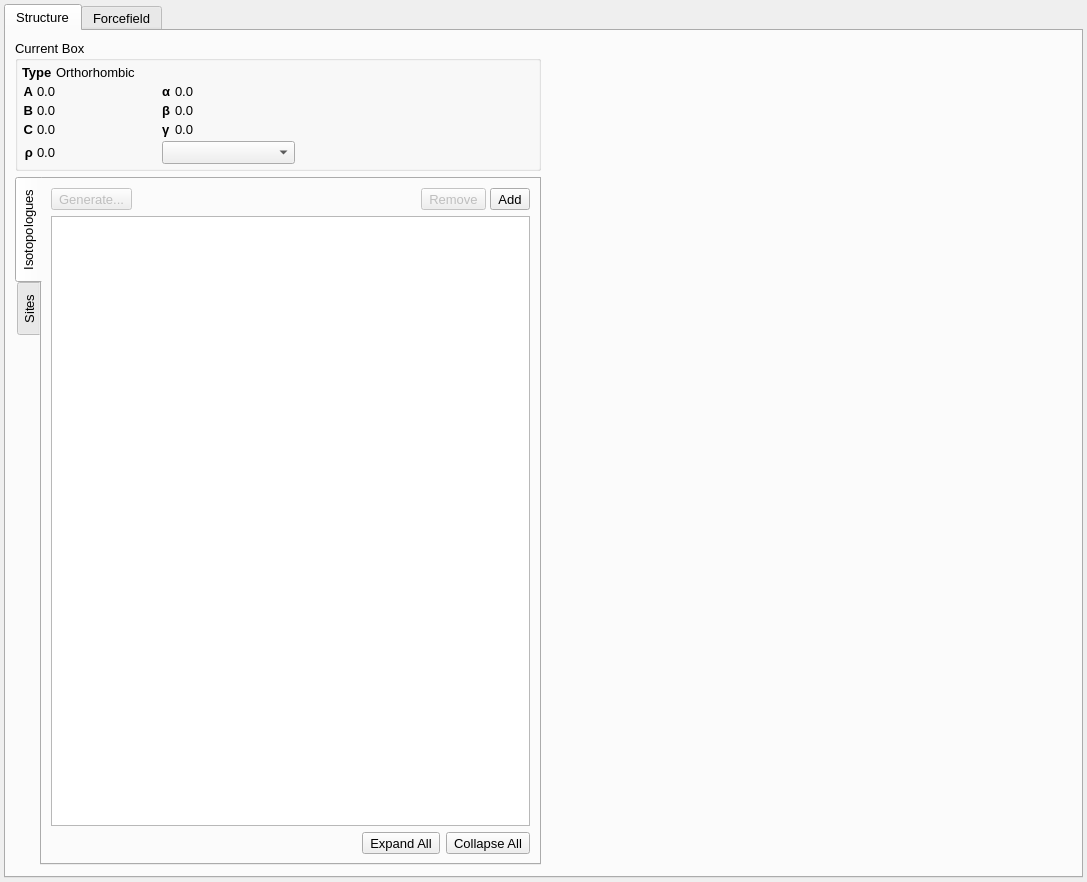
Qt form src/gui/speciestab.ui (disorderedmaterials/dissolve) before a commit.
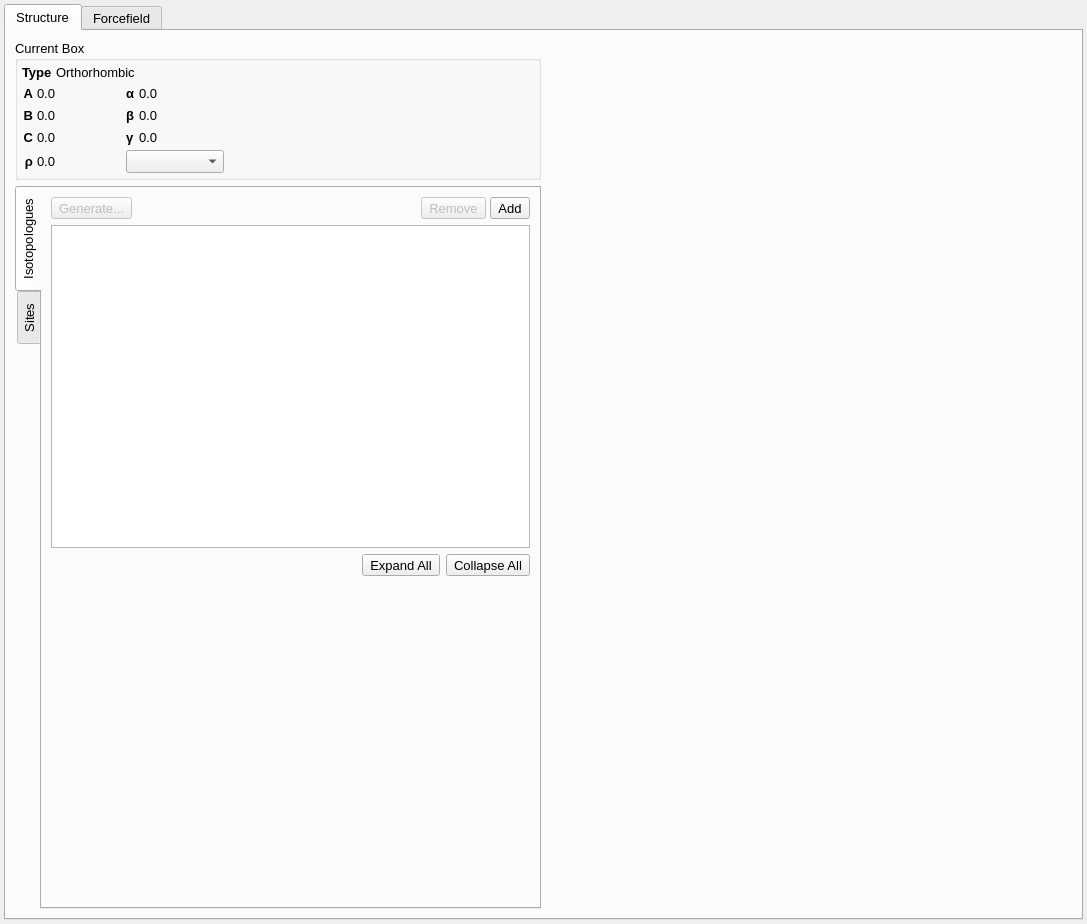
The same form after that commit. The open tabs and pages were chosen to show the change. Icons and pictures are not drawn. Custom widgets are drawn as their Qt base class.

```diff
--- a/src/gui/speciestab.ui
+++ b/src/gui/speciestab.ui
@@ -7,7 +7,7 @@
     <x>0</x>
     <y>0</y>
     <width>1087</width>
-    <height>816</height>
+    <height>924</height>
    </rect>
   </property>
   <property name="font">
@@ -43,364 +43,77 @@
       <attribute name="title">
        <string>Structure</string>
       </attribute>
-      <layout class="QHBoxLayout" name="horizontalLayout_4">
-       <item>
-        <layout class="QVBoxLayout" name="verticalLayout_4">
-         <item>
-          <widget class="QGroupBox" name="CurrentBoxGroup">
-           <property name="sizePolicy">
-            <sizepolicy hsizetype="Minimum" vsizetype="Minimum">
-             <horstretch>0</horstretch>
-             <verstretch>0</verstretch>
-            </sizepolicy>
-           </property>
-           <property name="title">
-            <string>Current Box</string>
-           </property>
            <layout class="QGridLayout" name="gridLayout_3">
+       <item row="1" column="1">
+        <widget class="QStackedWidget" name="ViewerStackedWidget">
+         <property name="sizePolicy">
+          <sizepolicy hsizetype="Expanding" vsizetype="Expanding">
+           <horstretch>0</horstretch>
+           <verstretch>0</verstretch>
+          </sizepolicy>
+         </property>
+         <property name="currentIndex">
+          <number>0</number>
+         </property>
+         <widget class="QWidget" name="SpeciesViewerPage">
+          <layout class="QVBoxLayout" name="verticalLayout_6">
+           <item>
+            <widget class="QWidget" name="BoxWidget" native="true">
+             <property name="sizePolicy">
+              <sizepolicy hsizetype="Minimum" vsizetype="Minimum">
+               <horstretch>0</horstretch>
+               <verstretch>0</verstretch>
+              </sizepolicy>
+             </property>
+             <layout class="QVBoxLayout" name="verticalLayout_9">
+              <property name="spacing">
+               <number>0</number>
+              </property>
             <property name="leftMargin">
-             <number>4</number>
+               <number>0</number>
             </property>
             <property name="topMargin">
-             <number>4</number>
+               <number>0</number>
             </property>
             <property name="rightMargin">
-             <number>4</number>
+               <number>0</number>
             </property>
             <property name="bottomMargin">
-             <number>4</number>
-            </property>
-            <property name="spacing">
-             <number>4</number>
-            </property>
-            <item row="0" column="1">
-             <widget class="QLabel" name="CurrentBoxTypeLabel">
-              <property name="sizePolicy">
-               <sizepolicy hsizetype="Expanding" vsizetype="Preferred">
-                <horstretch>0</horstretch>
-                <verstretch>0</verstretch>
-               </sizepolicy>
-              </property>
-              <property name="font">
-               <font>
-                <pointsize>10</pointsize>
-                <weight>50</weight>
-                <bold>false</bold>
-               </font>
-              </property>
-              <property name="text">
-               <string>Orthorhombic</string>
-              </property>
-              <property name="alignment">
-               <set>Qt::AlignLeading|Qt::AlignLeft|Qt::AlignVCenter</set>
-              </property>
-             </widget>
-            </item>
-            <item row="1" column="0" colspan="2">
-             <layout class="QGridLayout" name="gridLayout_4">
-              <item row="2" column="1">
-               <widget class="QLabel" name="CurrentBoxCLabel">
+               <number>0</number>
+              </property>
+             </layout>
+            </widget>
+           </item>
+           <item>
+            <widget class="SpeciesWidget" name="ViewerWidget" native="true">
                 <property name="sizePolicy">
-                 <sizepolicy hsizetype="Expanding" vsizetype="Preferred">
-                  <horstretch>0</horstretch>
+              <sizepolicy hsizetype="Expanding" vsizetype="Expanding">
+               <horstretch>2</horstretch>
                   <verstretch>0</verstretch>
                  </sizepolicy>
                 </property>
-                <property name="text">
-                 <string>0.0</string>
-                </property>
-               </widget>
-              </item>
-              <item row="0" column="1">
-               <widget class="QLabel" name="CurrentBoxALabel">
-                <property name="sizePolicy">
-                 <sizepolicy hsizetype="Expanding" vsizetype="Preferred">
-                  <horstretch>0</horstretch>
-                  <verstretch>0</verstretch>
-                 </sizepolicy>
-                </property>
-                <property name="text">
-                 <string>0.0</string>
-                </property>
-               </widget>
-              </item>
-              <item row="3" column="2" colspan="2">
-               <widget class="QComboBox" name="DensityUnitsCombo">
+            </widget>
+           </item>
+          </layout>
+         </widget>
+         <widget class="QWidget" name="SiteViewerPage">
+          <layout class="QVBoxLayout" name="verticalLayout_20">
+           <item>
+            <widget class="SiteWidget" name="SiteViewerWidget" native="true">
                 <property name="sizePolicy">
-                 <sizepolicy hsizetype="Minimum" vsizetype="Fixed">
-                  <horstretch>0</horstretch>
+              <sizepolicy hsizetype="Expanding" vsizetype="Expanding">
+               <horstretch>2</horstretch>
                   <verstretch>0</verstretch>
                  </sizepolicy>
                 </property>
                </widget>
               </item>
-              <item row="2" column="2">
-               <widget class="QLabel" name="label_14">
-                <property name="sizePolicy">
-                 <sizepolicy hsizetype="Minimum" vsizetype="Preferred">
-                  <horstretch>0</horstretch>
-                  <verstretch>0</verstretch>
-                 </sizepolicy>
-                </property>
-                <property name="font">
-                 <font>
-                  <pointsize>10</pointsize>
-                  <weight>75</weight>
-                  <bold>true</bold>
-                 </font>
-                </property>
-                <property name="text">
-                 <string>γ</string>
-                </property>
-               </widget>
-              </item>
-              <item row="1" column="1">
-               <widget class="QLabel" name="CurrentBoxBLabel">
-                <property name="sizePolicy">
-                 <sizepolicy hsizetype="Expanding" vsizetype="Preferred">
-                  <horstretch>0</horstretch>
-                  <verstretch>0</verstretch>
-                 </sizepolicy>
-                </property>
-                <property name="text">
-                 <string>0.0</string>
-                </property>
-               </widget>
-              </item>
-              <item row="1" column="2">
-               <widget class="QLabel" name="label_12">
-                <property name="sizePolicy">
-                 <sizepolicy hsizetype="Minimum" vsizetype="Preferred">
-                  <horstretch>0</horstretch>
-                  <verstretch>0</verstretch>
-                 </sizepolicy>
-                </property>
-                <property name="font">
-                 <font>
-                  <pointsize>10</pointsize>
-                  <weight>75</weight>
-                  <bold>true</bold>
-                 </font>
-                </property>
-                <property name="text">
-                 <string>β</string>
-                </property>
-               </widget>
-              </item>
-              <item row="0" column="2">
-               <widget class="QLabel" name="label_15">
-                <property name="sizePolicy">
-                 <sizepolicy hsizetype="Minimum" vsizetype="Preferred">
-                  <horstretch>0</horstretch>
-                  <verstretch>0</verstretch>
-                 </sizepolicy>
-                </property>
-                <property name="font">
-                 <font>
-                  <pointsize>10</pointsize>
-                  <weight>75</weight>
-                  <bold>true</bold>
-                 </font>
-                </property>
-                <property name="text">
-                 <string>α</string>
-                </property>
-               </widget>
-              </item>
-              <item row="0" column="0">
-               <widget class="QLabel" name="label_11">
-                <property name="sizePolicy">
-                 <sizepolicy hsizetype="Minimum" vsizetype="Preferred">
-                  <horstretch>0</horstretch>
-                  <verstretch>0</verstretch>
-                 </sizepolicy>
-                </property>
-                <property name="font">
-                 <font>
-                  <pointsize>10</pointsize>
-                  <weight>75</weight>
-                  <bold>true</bold>
-                 </font>
-                </property>
-                <property name="text">
-                 <string>A</string>
-                </property>
-                <property name="alignment">
-                 <set>Qt::AlignRight|Qt::AlignTrailing|Qt::AlignVCenter</set>
-                </property>
-               </widget>
-              </item>
-              <item row="0" column="3">
-               <widget class="QLabel" name="CurrentBoxAlphaLabel">
-                <property name="sizePolicy">
-                 <sizepolicy hsizetype="Expanding" vsizetype="Preferred">
-                  <horstretch>0</horstretch>
-                  <verstretch>0</verstretch>
-                 </sizepolicy>
-                </property>
-                <property name="text">
-                 <string>0.0</string>
-                </property>
-               </widget>
-              </item>
-              <item row="2" column="3">
-               <widget class="QLabel" name="CurrentBoxGammaLabel">
-                <property name="sizePolicy">
-                 <sizepolicy hsizetype="Expanding" vsizetype="Preferred">
-                  <horstretch>0</horstretch>
-                  <verstretch>0</verstretch>
-                 </sizepolicy>
-                </property>
-                <property name="text">
-                 <string>0.0</string>
-                </property>
-               </widget>
-              </item>
-              <item row="2" column="0">
-               <widget class="QLabel" name="label_10">
-                <property name="sizePolicy">
-                 <sizepolicy hsizetype="Minimum" vsizetype="Preferred">
-                  <horstretch>0</horstretch>
-                  <verstretch>0</verstretch>
-                 </sizepolicy>
-                </property>
-                <property name="font">
-                 <font>
-                  <pointsize>10</pointsize>
-                  <weight>75</weight>
-                  <bold>true</bold>
-                 </font>
-                </property>
-                <property name="text">
-                 <string>C</string>
-                </property>
-                <property name="alignment">
-                 <set>Qt::AlignRight|Qt::AlignTrailing|Qt::AlignVCenter</set>
-                </property>
+          </layout>
+         </widget>
                </widget>
               </item>
               <item row="1" column="0">
-               <widget class="QLabel" name="label_13">
-                <property name="sizePolicy">
-                 <sizepolicy hsizetype="Minimum" vsizetype="Preferred">
-                  <horstretch>0</horstretch>
-                  <verstretch>0</verstretch>
-                 </sizepolicy>
-                </property>
-                <property name="font">
-                 <font>
-                  <pointsize>10</pointsize>
-                  <weight>75</weight>
-                  <bold>true</bold>
-                 </font>
-                </property>
-                <property name="text">
-                 <string>B</string>
-                </property>
-                <property name="alignment">
-                 <set>Qt::AlignRight|Qt::AlignTrailing|Qt::AlignVCenter</set>
-                </property>
-               </widget>
-              </item>
-              <item row="3" column="1">
-               <widget class="QLabel" name="DensityUnitsLabel">
-                <property name="sizePolicy">
-                 <sizepolicy hsizetype="Expanding" vsizetype="Preferred">
-                  <horstretch>0</horstretch>
-                  <verstretch>0</verstretch>
-                 </sizepolicy>
-                </property>
-                <property name="font">
-                 <font>
-                  <pointsize>10</pointsize>
-                  <weight>50</weight>
-                  <bold>false</bold>
-                 </font>
-                </property>
-                <property name="text">
-                 <string>0.0</string>
-                </property>
-                <property name="alignment">
-                 <set>Qt::AlignLeading|Qt::AlignLeft|Qt::AlignVCenter</set>
-                </property>
-               </widget>
-              </item>
-              <item row="3" column="0">
-               <widget class="QLabel" name="label_16">
-                <property name="sizePolicy">
-                 <sizepolicy hsizetype="Minimum" vsizetype="Preferred">
-                  <horstretch>0</horstretch>
-                  <verstretch>0</verstretch>
-                 </sizepolicy>
-                </property>
-                <property name="font">
-                 <font>
-                  <pointsize>10</pointsize>
-                  <weight>75</weight>
-                  <bold>true</bold>
-                 </font>
-                </property>
-                <property name="text">
-                 <string>ρ</string>
-                </property>
-                <property name="alignment">
-                 <set>Qt::AlignRight|Qt::AlignTrailing|Qt::AlignVCenter</set>
-                </property>
-               </widget>
-              </item>
-              <item row="1" column="3">
-               <widget class="QLabel" name="CurrentBoxBetaLabel">
-                <property name="sizePolicy">
-                 <sizepolicy hsizetype="Expanding" vsizetype="Preferred">
-                  <horstretch>0</horstretch>
-                  <verstretch>0</verstretch>
-                 </sizepolicy>
-                </property>
-                <property name="text">
-                 <string>0.0</string>
-                </property>
-               </widget>
-              </item>
-             </layout>
-            </item>
-            <item row="0" column="0">
-             <widget class="QLabel" name="label_9">
-              <property name="sizePolicy">
-               <sizepolicy hsizetype="Minimum" vsizetype="Preferred">
-                <horstretch>0</horstretch>
-                <verstretch>0</verstretch>
-               </sizepolicy>
-              </property>
-              <property name="font">
-               <font>
-                <pointsize>10</pointsize>
-                <weight>75</weight>
-                <bold>true</bold>
-               </font>
-              </property>
-              <property name="text">
-               <string>Type</string>
-              </property>
-             </widget>
-            </item>
-            <item row="1" column="2">
-             <spacer name="horizontalSpacer">
-              <property name="orientation">
-               <enum>Qt::Horizontal</enum>
-              </property>
-              <property name="sizeHint" stdset="0">
-               <size>
-                <width>40</width>
-                <height>20</height>
-               </size>
-              </property>
-             </spacer>
-            </item>
-           </layout>
-          </widget>
-         </item>
-         <item>
-          <widget class="QTabWidget" name="tabWidget">
+        <widget class="QTabWidget" name="StructureTabWidget">
            <property name="sizePolicy">
             <sizepolicy hsizetype="Minimum" vsizetype="Minimum">
              <horstretch>0</horstretch>
@@ -422,7 +135,7 @@
            <property name="tabBarAutoHide">
             <bool>false</bool>
            </property>
-           <widget class="QWidget" name="tab">
+         <widget class="QWidget" name="IsotopologueTab">
             <attribute name="title">
              <string>Isotopologues</string>
             </attribute>
@@ -548,6 +261,12 @@
              </item>
              <item>
               <widget class="QTreeView" name="IsotopologuesTree">
+             <property name="sizePolicy">
+              <sizepolicy hsizetype="Minimum" vsizetype="Expanding">
+               <horstretch>0</horstretch>
+               <verstretch>0</verstretch>
+              </sizepolicy>
+             </property>
                <property name="contextMenuPolicy">
                 <enum>Qt::CustomContextMenu</enum>
                </property>
@@ -632,9 +351,22 @@
                </item>
               </layout>
              </item>
-            </layout>
-           </widget>
-           <widget class="QWidget" name="tab_2">
+           <item>
+            <spacer name="verticalSpacer">
+             <property name="orientation">
+              <enum>Qt::Vertical</enum>
+             </property>
+             <property name="sizeHint" stdset="0">
+              <size>
+               <width>20</width>
+               <height>40</height>
+              </size>
+             </property>
+            </spacer>
+           </item>
+          </layout>
+         </widget>
+         <widget class="QWidget" name="SitesTab">
             <attribute name="title">
              <string>Sites</string>
             </attribute>
@@ -1190,54 +922,360 @@
            </widget>
           </widget>
          </item>
-         <item>
-          <spacer name="verticalSpacer">
+       <item row="0" column="0">
+        <widget class="QGroupBox" name="CurrentBoxGroup">
+         <property name="sizePolicy">
+          <sizepolicy hsizetype="Minimum" vsizetype="Minimum">
+           <horstretch>0</horstretch>
+           <verstretch>0</verstretch>
+          </sizepolicy>
+         </property>
+         <property name="title">
+          <string>Current Box</string>
+         </property>
+         <layout class="QGridLayout" name="gridLayout_2">
+          <property name="leftMargin">
+           <number>4</number>
+          </property>
+          <property name="topMargin">
+           <number>4</number>
+          </property>
+          <property name="rightMargin">
+           <number>4</number>
+          </property>
+          <property name="bottomMargin">
+           <number>4</number>
+          </property>
+          <property name="spacing">
+           <number>4</number>
+          </property>
+          <item row="0" column="1">
+           <widget class="QLabel" name="CurrentBoxTypeLabel">
+            <property name="sizePolicy">
+             <sizepolicy hsizetype="Expanding" vsizetype="Preferred">
+              <horstretch>0</horstretch>
+              <verstretch>0</verstretch>
+             </sizepolicy>
+            </property>
+            <property name="font">
+             <font>
+              <pointsize>10</pointsize>
+              <weight>50</weight>
+              <bold>false</bold>
+             </font>
+            </property>
+            <property name="text">
+             <string>Orthorhombic</string>
+            </property>
+            <property name="alignment">
+             <set>Qt::AlignLeading|Qt::AlignLeft|Qt::AlignVCenter</set>
+            </property>
+           </widget>
+          </item>
+          <item row="0" column="0">
+           <widget class="QLabel" name="label_2">
+            <property name="sizePolicy">
+             <sizepolicy hsizetype="Minimum" vsizetype="Preferred">
+              <horstretch>0</horstretch>
+              <verstretch>0</verstretch>
+             </sizepolicy>
+            </property>
+            <property name="font">
+             <font>
+              <pointsize>10</pointsize>
+              <weight>75</weight>
+              <bold>true</bold>
+             </font>
+            </property>
+            <property name="text">
+             <string>Type</string>
+            </property>
+           </widget>
+          </item>
+          <item row="1" column="0" colspan="2">
+           <layout class="QGridLayout" name="gridLayout">
+            <item row="2" column="0">
+             <widget class="QLabel" name="label_5">
+              <property name="sizePolicy">
+               <sizepolicy hsizetype="Minimum" vsizetype="Preferred">
+                <horstretch>0</horstretch>
+                <verstretch>0</verstretch>
+               </sizepolicy>
+              </property>
+              <property name="font">
+               <font>
+                <pointsize>10</pointsize>
+                <weight>75</weight>
+                <bold>true</bold>
+               </font>
+              </property>
+              <property name="text">
+               <string>C</string>
+              </property>
+              <property name="alignment">
+               <set>Qt::AlignRight|Qt::AlignTrailing|Qt::AlignVCenter</set>
+              </property>
+             </widget>
+            </item>
+            <item row="0" column="0">
+             <widget class="QLabel" name="label">
+              <property name="sizePolicy">
+               <sizepolicy hsizetype="Minimum" vsizetype="Preferred">
+                <horstretch>0</horstretch>
+                <verstretch>0</verstretch>
+               </sizepolicy>
+              </property>
+              <property name="font">
+               <font>
+                <pointsize>10</pointsize>
+                <weight>75</weight>
+                <bold>true</bold>
+               </font>
+              </property>
+              <property name="text">
+               <string>A</string>
+              </property>
+              <property name="alignment">
+               <set>Qt::AlignRight|Qt::AlignTrailing|Qt::AlignVCenter</set>
+              </property>
+             </widget>
+            </item>
+            <item row="2" column="3">
+             <widget class="QLabel" name="CurrentBoxGammaLabel">
+              <property name="sizePolicy">
+               <sizepolicy hsizetype="Expanding" vsizetype="Preferred">
+                <horstretch>0</horstretch>
+                <verstretch>0</verstretch>
+               </sizepolicy>
+              </property>
+              <property name="text">
+               <string>0.0</string>
+              </property>
+             </widget>
+            </item>
+            <item row="0" column="1">
+             <widget class="QLabel" name="CurrentBoxALabel">
+              <property name="sizePolicy">
+               <sizepolicy hsizetype="Expanding" vsizetype="Preferred">
+                <horstretch>0</horstretch>
+                <verstretch>0</verstretch>
+               </sizepolicy>
+              </property>
+              <property name="text">
+               <string>0.0</string>
+              </property>
+             </widget>
+            </item>
+            <item row="1" column="1">
+             <widget class="QLabel" name="CurrentBoxBLabel">
+              <property name="sizePolicy">
+               <sizepolicy hsizetype="Expanding" vsizetype="Preferred">
+                <horstretch>0</horstretch>
+                <verstretch>0</verstretch>
+               </sizepolicy>
+              </property>
+              <property name="text">
+               <string>0.0</string>
+              </property>
+             </widget>
+            </item>
+            <item row="1" column="2">
+             <widget class="QLabel" name="label_7">
+              <property name="sizePolicy">
+               <sizepolicy hsizetype="Minimum" vsizetype="Preferred">
+                <horstretch>0</horstretch>
+                <verstretch>0</verstretch>
+               </sizepolicy>
+              </property>
+              <property name="font">
+               <font>
+                <pointsize>10</pointsize>
+                <weight>75</weight>
+                <bold>true</bold>
+               </font>
+              </property>
+              <property name="text">
+               <string>β</string>
+              </property>
+             </widget>
+            </item>
+            <item row="2" column="1">
+             <widget class="QLabel" name="CurrentBoxCLabel">
+              <property name="sizePolicy">
+               <sizepolicy hsizetype="Expanding" vsizetype="Preferred">
+                <horstretch>0</horstretch>
+                <verstretch>0</verstretch>
+               </sizepolicy>
+              </property>
+              <property name="text">
+               <string>0.0</string>
+              </property>
+             </widget>
+            </item>
+            <item row="1" column="0">
+             <widget class="QLabel" name="label_4">
+              <property name="sizePolicy">
+               <sizepolicy hsizetype="Minimum" vsizetype="Preferred">
+                <horstretch>0</horstretch>
+                <verstretch>0</verstretch>
+               </sizepolicy>
+              </property>
+              <property name="font">
+               <font>
+                <pointsize>10</pointsize>
+                <weight>75</weight>
+                <bold>true</bold>
+               </font>
+              </property>
+              <property name="text">
+               <string>B</string>
+              </property>
+              <property name="alignment">
+               <set>Qt::AlignRight|Qt::AlignTrailing|Qt::AlignVCenter</set>
+              </property>
+             </widget>
+            </item>
+            <item row="0" column="3">
+             <widget class="QLabel" name="CurrentBoxAlphaLabel">
+              <property name="sizePolicy">
+               <sizepolicy hsizetype="Expanding" vsizetype="Preferred">
+                <horstretch>0</horstretch>
+                <verstretch>0</verstretch>
+               </sizepolicy>
+              </property>
+              <property name="text">
+               <string>0.0</string>
+              </property>
+             </widget>
+            </item>
+            <item row="1" column="3">
+             <widget class="QLabel" name="CurrentBoxBetaLabel">
+              <property name="sizePolicy">
+               <sizepolicy hsizetype="Expanding" vsizetype="Preferred">
+                <horstretch>0</horstretch>
+                <verstretch>0</verstretch>
+               </sizepolicy>
+              </property>
+              <property name="text">
+               <string>0.0</string>
+              </property>
+             </widget>
+            </item>
+            <item row="2" column="2">
+             <widget class="QLabel" name="label_8">
+              <property name="sizePolicy">
+               <sizepolicy hsizetype="Minimum" vsizetype="Preferred">
+                <horstretch>0</horstretch>
+                <verstretch>0</verstretch>
+               </sizepolicy>
+              </property>
+              <property name="font">
+               <font>
+                <pointsize>10</pointsize>
+                <weight>75</weight>
+                <bold>true</bold>
+               </font>
+              </property>
+              <property name="text">
+               <string>γ</string>
+              </property>
+             </widget>
+            </item>
+            <item row="0" column="2">
+             <widget class="QLabel" name="label_6">
+              <property name="sizePolicy">
+               <sizepolicy hsizetype="Minimum" vsizetype="Preferred">
+                <horstretch>0</horstretch>
+                <verstretch>0</verstretch>
+               </sizepolicy>
+              </property>
+              <property name="font">
+               <font>
+                <pointsize>10</pointsize>
+                <weight>75</weight>
+                <bold>true</bold>
+               </font>
+              </property>
+              <property name="text">
+               <string>α</string>
+              </property>
+             </widget>
+            </item>
+            <item row="3" column="0">
+             <widget class="QLabel" name="label_3">
+              <property name="sizePolicy">
+               <sizepolicy hsizetype="Minimum" vsizetype="Preferred">
+                <horstretch>0</horstretch>
+                <verstretch>0</verstretch>
+               </sizepolicy>
+              </property>
+              <property name="font">
+               <font>
+                <pointsize>10</pointsize>
+                <weight>75</weight>
+                <bold>true</bold>
+               </font>
+              </property>
+              <property name="text">
+               <string>ρ</string>
+              </property>
+              <property name="alignment">
+               <set>Qt::AlignRight|Qt::AlignTrailing|Qt::AlignVCenter</set>
+              </property>
+             </widget>
+            </item>
+            <item row="3" column="1">
+             <widget class="QLabel" name="DensityUnitsLabel">
+              <property name="sizePolicy">
+               <sizepolicy hsizetype="Expanding" vsizetype="Preferred">
+                <horstretch>0</horstretch>
+                <verstretch>0</verstretch>
+               </sizepolicy>
+              </property>
+              <property name="font">
+               <font>
+                <pointsize>10</pointsize>
+                <weight>50</weight>
+                <bold>false</bold>
+               </font>
+              </property>
+              <property name="text">
+               <string>0.0</string>
+              </property>
+              <property name="alignment">
+               <set>Qt::AlignLeading|Qt::AlignLeft|Qt::AlignVCenter</set>
+              </property>
+             </widget>
+            </item>
+            <item row="3" column="2" colspan="2">
+             <widget class="QComboBox" name="DensityUnitsCombo">
+              <property name="sizePolicy">
+               <sizepolicy hsizetype="Minimum" vsizetype="Fixed">
+                <horstretch>0</horstretch>
+                <verstretch>0</verstretch>
+               </sizepolicy>
+              </property>
+             </widget>
+            </item>
+           </layout>
+          </item>
+          <item row="1" column="2">
+           <spacer name="horizontalSpacer">
            <property name="orientation">
-            <enum>Qt::Vertical</enum>
+             <enum>Qt::Horizontal</enum>
+            </property>
+            <property name="sizeType">
+             <enum>QSizePolicy::Expanding</enum>
            </property>
            <property name="sizeHint" stdset="0">
             <size>
-             <width>20</width>
-             <height>40</height>
+              <width>310</width>
+              <height>89</height>
             </size>
            </property>
           </spacer>
          </item>
         </layout>
-       </item>
-       <item>
-        <widget class="QStackedWidget" name="stackedWidget">
-         <property name="currentIndex">
-          <number>0</number>
-         </property>
-         <widget class="QWidget" name="page_2">
-          <layout class="QVBoxLayout" name="verticalLayout_19">
-           <item>
-            <widget class="SpeciesWidget" name="ViewerWidget" native="true">
-             <property name="sizePolicy">
-              <sizepolicy hsizetype="Expanding" vsizetype="Expanding">
-               <horstretch>2</horstretch>
-               <verstretch>2</verstretch>
-              </sizepolicy>
-             </property>
-            </widget>
-           </item>
-          </layout>
-         </widget>
-         <widget class="QWidget" name="page_3">
-          <layout class="QVBoxLayout" name="verticalLayout_20">
-           <item>
-            <widget class="SiteWidget" name="SiteViewerWidget" native="true">
-             <property name="sizePolicy">
-              <sizepolicy hsizetype="Expanding" vsizetype="Expanding">
-               <horstretch>2</horstretch>
-               <verstretch>0</verstretch>
-              </sizepolicy>
-             </property>
-            </widget>
-           </item>
-          </layout>
-         </widget>
         </widget>
        </item>
       </layout>
```
Left out of the diff: 8 changed lines with no effect on the pictures. Lines whose indentation alone changed are shown as unchanged.
